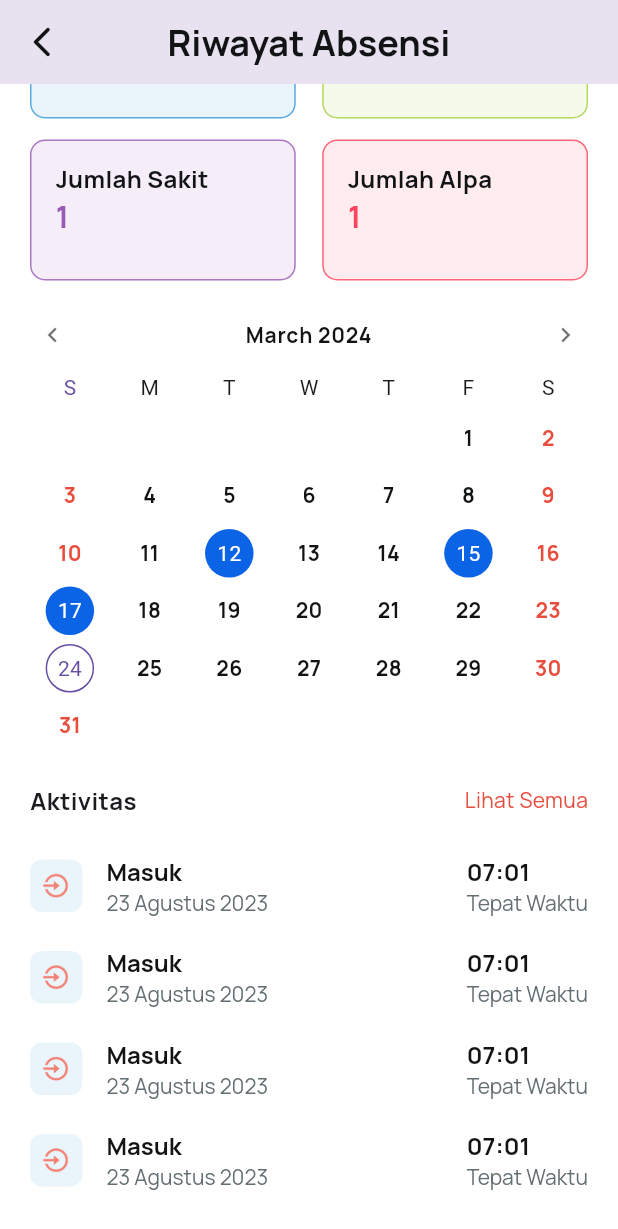
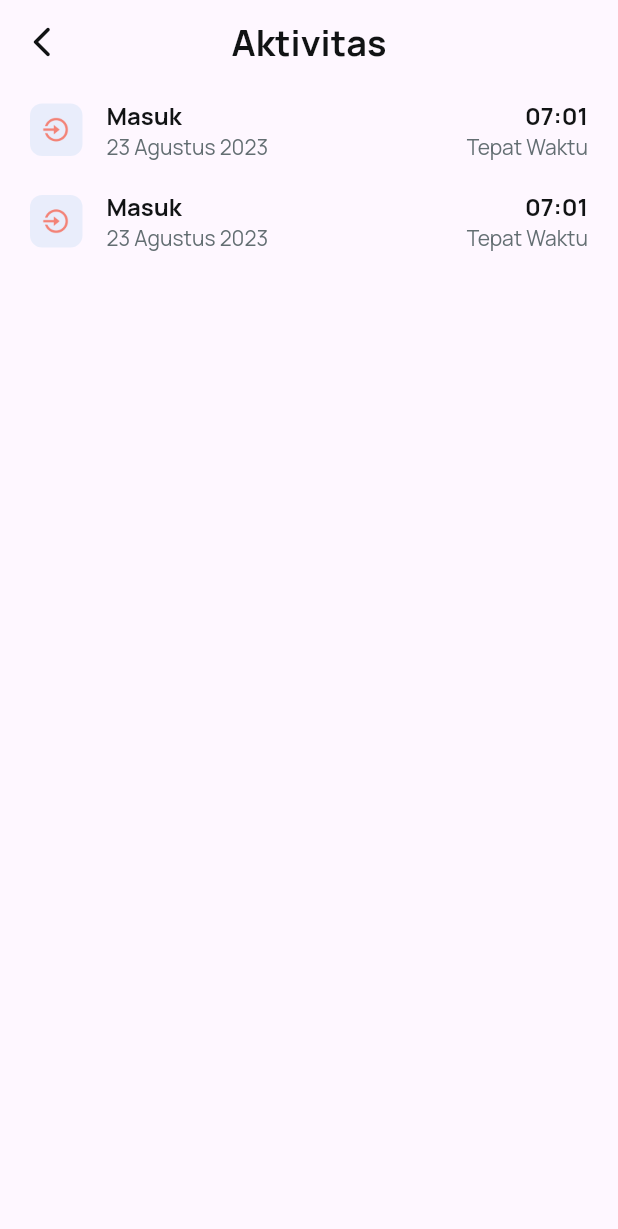
Before and after one commit to AhmadJaenal/school_app, a Flutter app: the AbsenceHistory screen opened by its route, scrolled down 79 dp, after a tap on "Lihat Semua", on a phone screen of 412 x 824 dp. Shown: the top 1229 px of the screen. Run offline on Flutter 3.47's test engine with Material 3 defaults, Android fonts, the phone set to English and light mode, and no system bars; drawn by our look-alikes of syncfusion_flutter_datepicker; our stand-ins replace carousel_slider, gap, get, google_fonts, table_calendar.

Commit message:
[+] Add Activity & Notification page

```diff
--- a/lib/screens/homePage/student/absence_history.dart
+++ b/lib/screens/homePage/student/absence_history.dart
@@ -3,7 +3,9 @@ import 'package:intl/intl.dart';
 import 'package:flutter/material.dart';
 import 'package:gap/gap.dart';
 import 'package:get/get.dart';
+import 'package:school_app/screens/homePage/nav/navBar.dart';
 import 'package:school_app/shared/theme.dart';
+import 'package:school_app/widgets/card_activity.dart';
 import 'package:syncfusion_flutter_datepicker/datepicker.dart';
 import 'package:table_calendar/table_calendar.dart';
 
@@ -136,7 +138,7 @@ class AbsenceHistory extends StatelessWidget {
               children: [
                 Text('Aktivitas', style: AppTextStyle.paragraphLBold),
                 GestureDetector(
-                  onTap: () {},
+                  onTap: () => Get.toNamed('/activity-student'),
                   child: Text(
                     'Lihat Semua',
                     style: AppTextStyle.paragraphM
@@ -153,62 +155,6 @@ class AbsenceHistory extends StatelessWidget {
             const Gap(20),
           ],
         ),
-      ),
-    );
-  }
-
-  Padding CardActivity() {
-    return Padding(
-      padding: const EdgeInsets.symmetric(vertical: 10),
-      child: Row(
-        children: [
-          Container(
-            width: 35,
-            height: 35,
-            padding: const EdgeInsets.all(8),
-            decoration: BoxDecoration(
-              borderRadius: BorderRadius.circular(8),
-              color: AppColors.info1.withOpacity(.1),
-            ),
-            child: Image.asset(
-              'assets/icon_login.png',
-            ),
-          ),
-          const Gap(16),
-          RichText(
-            text: TextSpan(
-              children: [
-                TextSpan(
-                  text: 'Masuk\n',
-                  style: AppTextStyle.paragraphLBold
-                      .copyWith(color: AppColors.black),
-                ),
-                TextSpan(
-                  text: '23 Agustus 2023',
-                  style: AppTextStyle.paragraphM
-                      .copyWith(color: AppColors.black80),
-                ),
-              ],
-            ),
-          ),
-          const Spacer(),
-          RichText(
-            text: TextSpan(
-              children: [
-                TextSpan(
-                  text: '07:01\n',
-                  style: AppTextStyle.paragraphLBold
-                      .copyWith(color: AppColors.black),
-                ),
-                TextSpan(
-                  text: 'Tepat Waktu',
-                  style: AppTextStyle.paragraphM
-                      .copyWith(color: AppColors.black80),
-                ),
-              ],
-            ),
-          ),
-        ],
       ),
     );
   }
--- /dev/null
+++ b/lib/screens/homePage/student/activity.dart
@@ -0,0 +1,50 @@
+import 'package:flutter/material.dart';
+import 'package:gap/gap.dart';
+import 'package:get/get.dart';
+import 'package:school_app/shared/theme.dart';
+import 'package:school_app/widgets/card_activity.dart';
+
+class ActivityStudent extends StatelessWidget {
+  ActivityStudent({super.key});
+
+  List<List<String>> notification = [
+    ['Izin diterima', 'Permohonan izin diterima oleh sekolah.', '15:29'],
+    [
+      'Pembayaran SPP',
+      'Segera lakukan pembayaran SPP sebelum tanggal 19 September 2023',
+      '18:29'
+    ],
+  ];
+
+  @override
+  Widget build(BuildContext context) {
+    double height = MediaQuery.of(context).size.height;
+    double width = MediaQuery.of(context).size.width;
+    return Scaffold(
+      appBar: AppBar(
+        elevation: 0,
+        leading: GestureDetector(
+          onTap: () => Get.back(),
+          child: Icon(Icons.arrow_back_ios_new_rounded, color: AppColors.black),
+        ),
+        title: Text(
+          'Aktivitas',
+          style: AppTextStyle.h2.copyWith(color: AppColors.black),
+        ),
+        centerTitle: true,
+      ),
+      body: Expanded(
+        child: ListView.builder(
+          itemCount: notification.length,
+          itemBuilder: (context, index) {
+            return Padding(
+              padding:
+                  EdgeInsets.symmetric(horizontal: AppMargin.defaultMargin),
+              child: const CardActivity(),
+            );
+          },
+        ),
+      ),
+    );
+  }
+}
--- a/lib/screens/homePage/student/home_page.dart
+++ b/lib/screens/homePage/student/home_page.dart
@@ -1,4 +1,5 @@
 import 'package:carousel_slider/carousel_slider.dart';
+import 'package:flutter/cupertino.dart';
 import 'package:flutter/material.dart';
 import 'package:flutter/widgets.dart';
 import 'package:gap/gap.dart';
@@ -45,7 +46,10 @@ class HomePage extends StatelessWidget {
                   ),
                 ),
                 const Spacer(),
-                Image.asset('assets/icon_notification.png', width: 28),
+                GestureDetector(
+                    onTap: () => Get.toNamed('/notification'),
+                    child:
+                        Image.asset('assets/icon_notification.png', width: 28)),
               ],
             ),
           ),
--- /dev/null
+++ b/lib/widgets/card_activity.dart
@@ -0,0 +1,65 @@
+import 'package:flutter/material.dart';
+import 'package:gap/gap.dart';
+import 'package:school_app/shared/theme.dart';
+
+class CardActivity extends StatelessWidget {
+  const CardActivity({super.key});
+
+  @override
+  Widget build(BuildContext context) {
+    return Padding(
+      padding: const EdgeInsets.symmetric(vertical: 10),
+      child: Row(
+        children: [
+          Container(
+            width: 35,
+            height: 35,
+            padding: const EdgeInsets.all(8),
+            decoration: BoxDecoration(
+              borderRadius: BorderRadius.circular(8),
+              color: AppColors.info1.withOpacity(.1),
+            ),
+            child: Image.asset(
+              'assets/icon_login.png',
+            ),
+          ),
+          const Gap(16),
+          RichText(
+            text: TextSpan(
+              children: [
+                TextSpan(
+                  text: 'Masuk\n',
+                  style: AppTextStyle.paragraphLBold
+                      .copyWith(color: AppColors.black),
+                ),
+                TextSpan(
+                  text: '23 Agustus 2023',
+                  style: AppTextStyle.paragraphM
+                      .copyWith(color: AppColors.black80),
+                ),
+              ],
+            ),
+          ),
+          const Spacer(),
+          RichText(
+            textAlign: TextAlign.right,
+            text: TextSpan(
+              children: [
+                TextSpan(
+                  text: '07:01\n',
+                  style: AppTextStyle.paragraphLBold
+                      .copyWith(color: AppColors.black),
+                ),
+                TextSpan(
+                  text: 'Tepat Waktu',
+                  style: AppTextStyle.paragraphM
+                      .copyWith(color: AppColors.black80),
+                ),
+              ],
+            ),
+          ),
+        ],
+      ),
+    );
+  }
+}
```
Also changed, not shown: lib/main.dart (+10 -0 lines), lib/screens/homePage/notification/notification.dart (added, +72 -0 lines).
